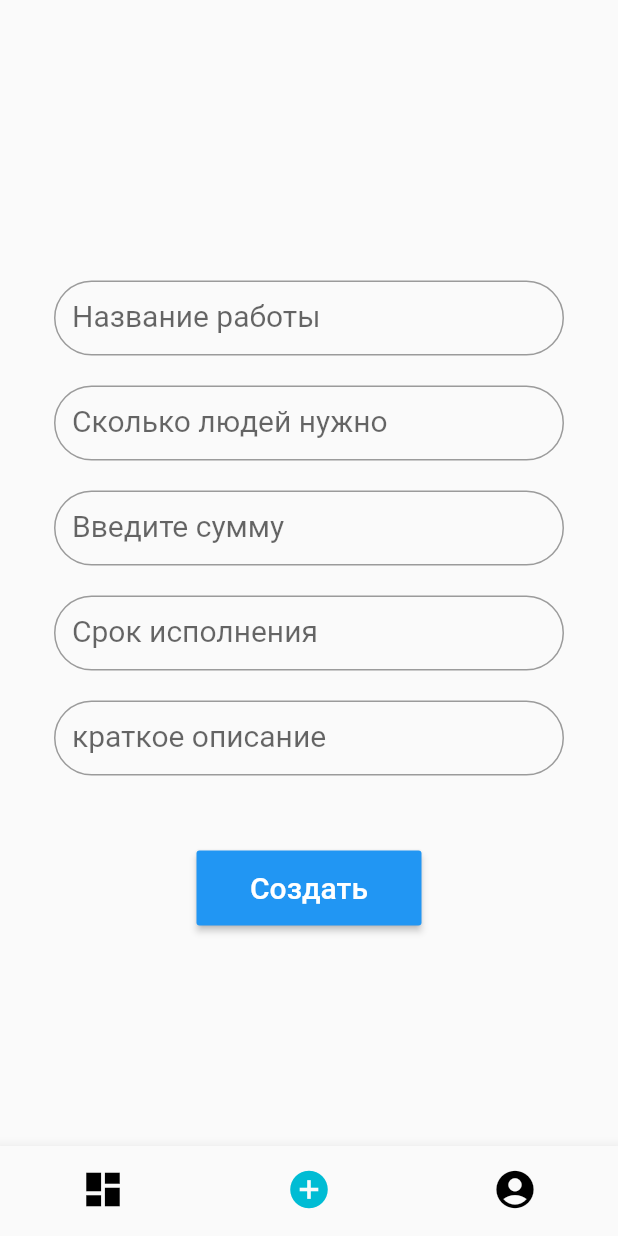
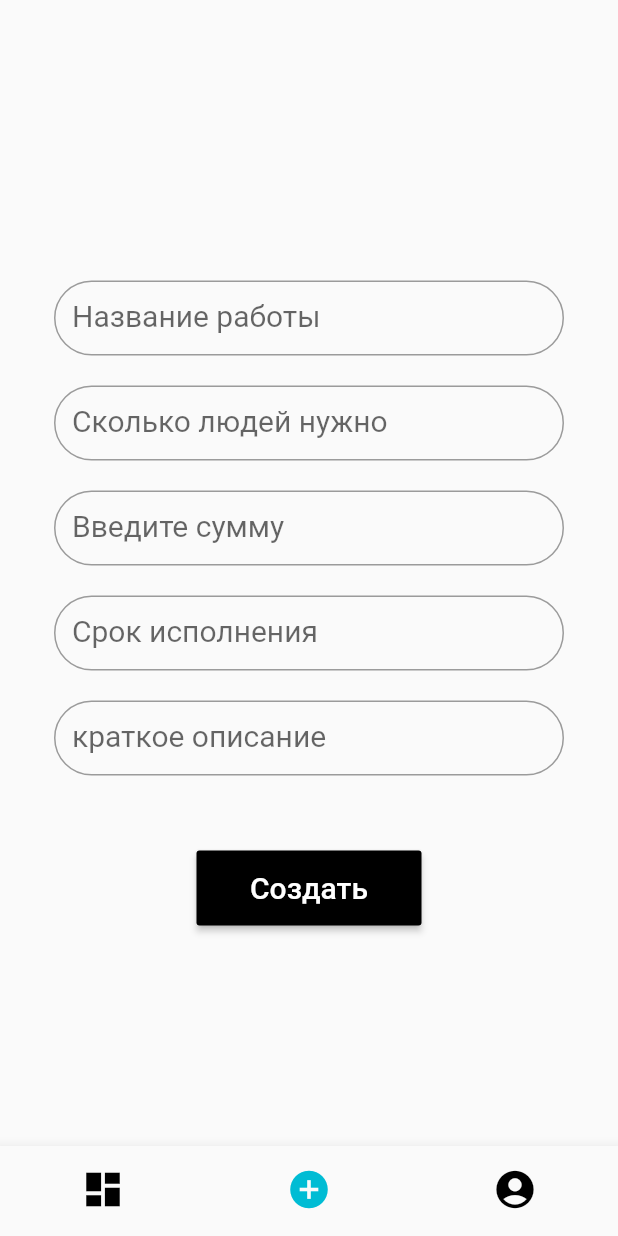
Before and after one commit to z3r002/studhant, a Flutter app: the MyBottomNavigationBar screen opened directly, item 2 of the bottom bar chosen, on a phone screen of 412 x 824 dp. Run offline on Flutter 3.47's test engine with Material 2 defaults, Android fonts, the phone set to English and light mode, and no system bars; our stand-ins replace flutter_secure_storage, localstorage, shared_preferences; accounts and stored records are empty; network calls fail.

```diff
--- a/lib/constants.dart
+++ b/lib/constants.dart
@@ -1,4 +1 @@
-class Constants {
-  final String url = 'http://127.0.0.1:8000/api/api-auth/';
-  const Constants();
-}
+const String url = 'http://3.22.166.152';
--- a/lib/main.dart
+++ b/lib/main.dart
@@ -12,92 +12,10 @@ void main() {
 class MyApp extends StatelessWidget {
   @override
   Widget build(BuildContext context) {
-    return new MaterialApp(
+    return MaterialApp(
       theme: ThemeData(primaryColor: Colors.blue.shade900),
       debugShowCheckedModeBanner: false,
       home: AuthPage(),
     );
   }
 }
-
-class MyBottomNavigationBar extends StatefulWidget {
-  @override
-  _MyBottomNavigationBarState createState() => _MyBottomNavigationBarState();
-}
-
-class _MyBottomNavigationBarState extends State<MyBottomNavigationBar> {
-  final storage = FlutterSecureStorage();
-
-  @override
-  void initState() {
-    super.initState();
-    //checkLoginStatus();
-  }
-
-  checkLoginStatus() async {
-    String value = await storage.read(key: 'auth_token');
-    if (value == null) {
-      Navigator.of(context).pushAndRemoveUntil(
-          MaterialPageRoute(builder: (BuildContext context) => AuthPage()),
-              (Route<dynamic> route) => false);
-    }
-  }
-
-  int _currentIndex = 0;
-  final List<Widget> _children = [TaskPage(), CreatePage(), Profile_Page()];
-
-  void onTappedBar(int index) {
-    setState(() {
-      _currentIndex = index;
-    });
-  }
-
-  @override
-  Widget build(BuildContext context) {
-    return new Scaffold(
-        resizeToAvoidBottomPadding: false,
-        body: _children[_currentIndex],
-        bottomNavigationBar: BottomNavigationBar(
-          showSelectedLabels: false,
-          showUnselectedLabels: false,
-          onTap: onTappedBar,
-          currentIndex: _currentIndex,
-
-          //backgroundColor: Color.fromRGBO(48, 63, 159, 1),
-
-          items: [
-            BottomNavigationBarItem(
-                icon: Icon(
-                  Icons.dashboard,
-                  size: 30,
-                  color: Colors.black,
-
-                ),
-                title: new Text(''),
-                activeIcon: Icon(
-                  Icons.dashboard,
-                  size: 30,
-                  color: Colors.cyan,
-                )),
-            BottomNavigationBarItem(
-              icon: new Icon(
-                Icons.add_circle,
-                size: 30,
-                color: Colors.black,
-              ),
-              title: new Text(''),
-              activeIcon: Icon(Icons.add_circle, size: 30, color: Colors.cyan),
-            ),
-            BottomNavigationBarItem(
-                icon: new Icon(Icons.account_circle,
-                    size: 30, color: Colors.black),
-                title: new Text(''),
-                activeIcon: Icon(
-                  Icons.account_circle,
-                  size: 30,
-                  color: Colors.cyan,
-                )),
-          ],
-        ));
-  }
-}
--- a/lib/screens/Create_page/CreatePage.dart
+++ b/lib/screens/Create_page/CreatePage.dart
@@ -1,5 +1,7 @@
+import 'package:digitalpendal/constants.dart';
 import 'package:digitalpendal/main.dart';
 import 'package:digitalpendal/screens/Authentication/AuthPage.dart';
+import 'package:digitalpendal/screens/Widgets/NavBar.dart';
 import 'package:flutter_secure_storage/flutter_secure_storage.dart';
 import 'package:http/http.dart' as http;
 import 'package:flutter/material.dart';
@@ -22,21 +24,24 @@ class _CreatePageState extends State<CreatePage> {
 
   final _sizeTextBlack = const TextStyle(fontSize: 20.0, color: Colors.black);
   final _sizeTextWhite = const TextStyle(fontSize: 20.0, color: Colors.white);
-  final storage = FlutterSecureStorage();
+  final  storage = FlutterSecureStorage();
+
+  EdgeInsets pad = EdgeInsets.only(top: 20.0);
 
   @override
   void initState() {
     super.initState();
-    //checkLoginStatus();
+    checkLoginStatus();
   }
 
   checkLoginStatus() async {
-    value = await storage.read(key: 'auth_token');
+    value = await storage.read(key: 'token');
     if (value == null) {
       Navigator.of(context).pushAndRemoveUntil(
           MaterialPageRoute(builder: (BuildContext context) => AuthPage()),
           (Route<dynamic> route) => false);
     }
+    print('THIS FUCKING TOKEN ' +value);
   }
 
   BuildContext _context;
@@ -44,26 +49,27 @@ class _CreatePageState extends State<CreatePage> {
   @override
   Widget build(BuildContext context) {
     _context = context;
-    return new MaterialApp(
+    return MaterialApp(
         debugShowCheckedModeBanner: false,
-        home: new Scaffold(
+        home: Scaffold(
           resizeToAvoidBottomPadding: false,
-          body: new Center(
+          body:  Center(
             child: SingleChildScrollView(
-              child: new Form(
+              child: Form(
                   key: formKey,
-                  child: new Column(
+                  child: Column(
                     mainAxisAlignment: MainAxisAlignment.center,
                     children: <Widget>[
-                      new Padding(padding: EdgeInsets.only(top: 20.0)),
-                      new Container(
-                        child: new TextFormField(
-                          decoration: new InputDecoration(
+                       Padding(
+                           padding: pad),
+                       Container(
+                        child: TextFormField(
+                          decoration: InputDecoration(
                             labelText: "Название работы",
                             fillColor: Colors.white,
-                            border: new OutlineInputBorder(
-                              borderRadius: new BorderRadius.circular(25.0),
-                              borderSide: new BorderSide(),
+                            border: OutlineInputBorder(
+                              borderRadius: BorderRadius.circular(25.0),
+                              borderSide: BorderSide(),
                             ),
                             //fillColor: Colors.green
                           ),
@@ -75,18 +81,17 @@ class _CreatePageState extends State<CreatePage> {
                         ),
                         width: 340.0,
                         height: 50,
-                        margin: new EdgeInsets.only(top: 20.0),
+                        margin:  pad,
                       ),
-                      new Container(
-                        child: new TextFormField(
-                          decoration: new InputDecoration(
+                      Container(
+                        child: TextFormField(
+                          decoration: InputDecoration(
                             labelText: "Сколько людей нужно",
                             fillColor: Colors.white,
-                            border: new OutlineInputBorder(
-                              borderRadius: new BorderRadius.circular(25.0),
-                              borderSide: new BorderSide(),
+                            border: OutlineInputBorder(
+                              borderRadius: BorderRadius.circular(25.0),
+                              borderSide: BorderSide(),
                             ),
-                            //fillColor: Colors.green
                           ),
                           maxLines: 1,
                           validator: (val) =>
@@ -96,16 +101,16 @@ class _CreatePageState extends State<CreatePage> {
                         ),
                         width: 340.0,
                         height: 50,
-                        margin: new EdgeInsets.only(top: 20.0),
+                        margin: pad,
                       ),
-                      new Container(
-                        child: new TextFormField(
-                          decoration: new InputDecoration(
+                      Container(
+                        child: TextFormField(
+                          decoration: InputDecoration(
                             labelText: "Введите сумму",
                             fillColor: Colors.white,
-                            border: new OutlineInputBorder(
-                              borderRadius: new BorderRadius.circular(25.0),
-                              borderSide: new BorderSide(),
+                            border: OutlineInputBorder(
+                              borderRadius: BorderRadius.circular(25.0),
+                              borderSide: BorderSide(),
                             ),
                             //fillColor: Colors.green
                           ),
@@ -117,37 +122,37 @@ class _CreatePageState extends State<CreatePage> {
                         ),
                         width: 340.0,
                         height: 50,
-                        margin: new EdgeInsets.only(top: 20.0),
+                        margin: EdgeInsets.only(top: 20.0),
                       ),
-                      new Container(
-                        child: new TextFormField(
-                          decoration: new InputDecoration(
+                       Container(
+                        child: TextFormField(
+                          decoration: InputDecoration(
                             labelText: "Срок исполнения",
                             fillColor: Colors.white,
-                            border: new OutlineInputBorder(
-                              borderRadius: new BorderRadius.circular(25.0),
-                              borderSide: new BorderSide(),
+                            border: OutlineInputBorder(
+                              borderRadius: BorderRadius.circular(25.0),
+                              borderSide: BorderSide(),
                             ),
                             //fillColor: Colors.green
                           ),
                           maxLines: 1,
                           validator: (val) =>
-                              val.length < 0 ? 'Введиnt срок выполнения' : null,
+                              val.length < 0 ? 'Введите срок выполнения' : null,
                           onSaved: (val) => _executePeriod = val,
                           style: _sizeTextBlack,
                         ),
                         width: 340.0,
                         height: 50,
-                        margin: new EdgeInsets.only(top: 20.0),
+                        margin: pad,
                       ),
-                      new Container(
-                        child: new TextFormField(
-                          decoration: new InputDecoration(
+                      Container(
+                        child: TextFormField(
+                          decoration: InputDecoration(
                             labelText: "краткое описание",
                             fillColor: Colors.white,
-                            border: new OutlineInputBorder(
-                              borderRadius: new BorderRadius.circular(25.0),
-                              borderSide: new BorderSide(),
+                            border: OutlineInputBorder(
+                              borderRadius: BorderRadius.circular(25.0),
+                              borderSide: BorderSide(),
                             ),
                             //fillColor: Colors.green
                           ),
@@ -159,15 +164,15 @@ class _CreatePageState extends State<CreatePage> {
                         ),
                         width: 340.0,
                         height: 50,
-                        margin: new EdgeInsets.only(top: 20.0),
+                        margin: pad,
                       ),
-                      new Padding(padding: new EdgeInsets.only(top: 50.0)),
-                      new MaterialButton(
+                      Padding(padding: EdgeInsets.only(top: 50.0)),
+                      MaterialButton(
                         onPressed: submit,
-                        color: Theme.of(context).accentColor,
+                        color: Colors.black,
                         height: 50.0,
                         minWidth: 150.0,
-                        child: new Text(
+                        child: Text(
                           "Создать",
                           style: _sizeTextWhite,
                         ),
@@ -189,29 +194,29 @@ class _CreatePageState extends State<CreatePage> {
 
   void performLogin(form) async {
     hideKeyboard();
-    String token = "Token " + value;
 
     http.Response response = await http.post(
-        Uri.encodeFull('http://192.168.0.104:8000/api/v1/jobs/job/create/'),
+        Uri.encodeFull(url + '/Data.php'),
         headers: {
           'Accept': 'application/json',
           //'Authorization': 'Token 82b6a5bcf7ad37f45de2a3e89bfea52f23bfb87a'//admin worked hardcore
-          'Authorization': token
         },
         body: {
           'name': _name,
+          'token': value,
           'description': _description,
           'count_people': _countPeople,
           'cost': _cost,
           'execute_period': _executePeriod
         });
+    print(response.statusCode);
     if (response.statusCode == 201) {
-      //storage.setItem('user', jsonEncode(response.body));
+      //storage.setItem('token', jsonEncode(response.body));
       hideKeyboard();
       Navigator.push(
           _context,
-          new MaterialPageRoute(
-              builder: (context) => new MyBottomNavigationBar()));
+          MaterialPageRoute(
+              builder: (context) => MyBottomNavigationBar()));
     }
   }
 
--- a/lib/screens/TimelinePage/album.dart
+++ b/lib/screens/TimelinePage/album.dart
@@ -2,19 +2,19 @@ class Album {
   int id;
   String name;
   String count_people;
-  String find;
+ // String find;
   String cost;
   String description;
   String execute_period;
 
-  Album({this.id, this.name, this.count_people, this.find, this.cost, this.description, this.execute_period});
+  Album({this.id, this.name, this.count_people,  this.cost, this.description, this.execute_period});
 
   factory Album.fromJson(Map<String, dynamic> json) {
     return Album(
       id: json['id'] as int,
       name: json['name'] as String,
       count_people: json['count_people'] as String,
-      find: json['find'] as String,
+     // find: json['find'] as String,
       cost: json['cost'] as String,
       description: json['description'] as String,
       execute_period: json['execute_period'] as String,
--- a/lib/screens/TimelinePage/services.dart
+++ b/lib/screens/TimelinePage/services.dart
@@ -1,14 +1,13 @@
 import 'dart:convert';
+import 'package:digitalpendal/constants.dart';
 import 'package:http/http.dart' as http;
 
 import 'album.dart';
 
 class Services {
-  static const String url = "http://192.168.0.104:8000/api/v1/jobs/all/";
-
   static Future<List<Album>> getPhotos() async {
     try {
-      http.Response response = await http.get(Uri.encodeFull(url));
+      http.Response response = await http.get(Uri.encodeFull(url + '/Data.php'));
       if (response.statusCode == 200) {
         List<Album> list = parsePhotos(response.body);
         return list;
--- /dev/null
+++ b/lib/screens/Widgets/NavBar.dart
@@ -0,0 +1,84 @@
+import 'package:digitalpendal/screens/Authentication/AuthPage.dart';
+import 'package:digitalpendal/screens/Create_page/CreatePage.dart';
+import 'package:digitalpendal/screens/TimelinePage/TaskPage.dart';
+import 'package:flutter/material.dart';
+import 'package:flutter_secure_storage/flutter_secure_storage.dart';
+
+import '../Profile_Page.dart';
+
+class MyBottomNavigationBar extends StatefulWidget {
+  @override
+  _MyBottomNavigationBarState createState() => _MyBottomNavigationBarState();
+}
+
+class _MyBottomNavigationBarState extends State<MyBottomNavigationBar> {
+  final storage = FlutterSecureStorage();
+
+  @override
+  void initState() {
+    super.initState();
+    checkLoginStatus();
+  }
+
+  checkLoginStatus() async {
+    String value = await storage.read(key: 'token');
+    if (value == null) {
+      Navigator.of(context).pushAndRemoveUntil(
+          MaterialPageRoute(builder: (BuildContext context) => AuthPage()),
+              (Route<dynamic> route) => false);
+    }
+  }
+
+  int _currentIndex = 0;
+  final List<Widget> _children = [TaskPage(), CreatePage(), Profile_Page()];
+
+  void onTappedBar(int index) {
+    setState(() {
+      _currentIndex = index;
+    });
+  }
+
+  @override
+  Widget build(BuildContext context) {
+    return Scaffold(
+        resizeToAvoidBottomPadding: false,
+        body: _children[_currentIndex],
+        bottomNavigationBar: BottomNavigationBar(
+          showSelectedLabels: false,
+          showUnselectedLabels: false,
+          onTap: onTappedBar,
+          currentIndex: _currentIndex,
+          items: [
+            BottomNavigationBarItem(
+                icon: Icon(
+                  Icons.dashboard,
+                  size: 30,
+                  color: Colors.black,
+                ),
+                title: Text(''),
+                activeIcon: Icon(
+                  Icons.dashboard,
+                  size: 30,
+                  color: Colors.cyan,
+                )),
+            BottomNavigationBarItem(
+              icon: Icon(
+                Icons.add_circle,
+                size: 30,
+                color: Colors.black,
+              ),
+              title: Text(''),
+              activeIcon: Icon(Icons.add_circle, size: 30, color: Colors.cyan),
+            ),
+            BottomNavigationBarItem(
+                icon: Icon(Icons.account_circle, size: 30, color: Colors.black),
+                title: Text(''),
+                activeIcon: Icon(
+                  Icons.account_circle,
+                  size: 30,
+                  color: Colors.cyan,
+                )),
+          ],
+        ));
+  }
+}
```
Also changed, not shown: lib/screens/Authentication/AuthPage.dart (+16 -23 lines), lib/screens/Authentication/RegistrationPage.dart (+61 -75 lines), lib/screens/TimelinePage/Details.dart (+64 -17 lines), lib/screens/TimelinePage/TaskPage.dart (+19 -1 lines), lib/screens/TimelinePage/cell.dart (+7 -6 lines), lib/screens/Authentication/buttons.dart (added), lib/screens/Widgets/inputsW.dart (added), pubspec.lock, 1 other file.
